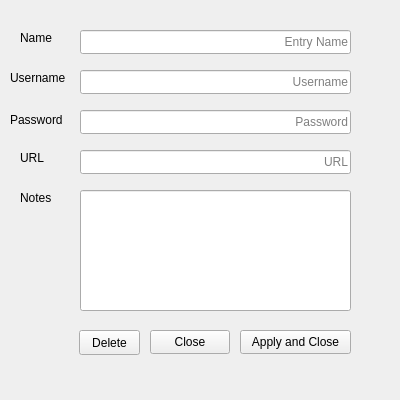
Old version of the form entryviewer.ui in the repository Starflight-code/PassPro.
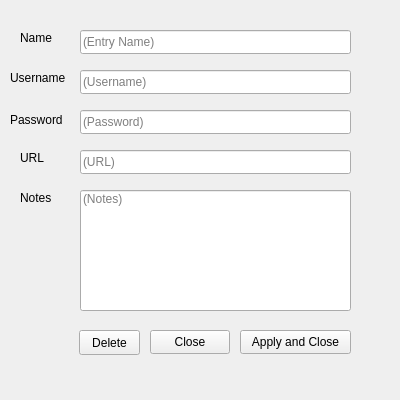
New version of the form. Icons and pictures are not drawn.

Commit message: Reformed the look of the entryviewer.ui to make it look better and more organized. Left justified the text fields and brought the notes field up to the top.

```diff
--- a/entryviewer.ui
+++ b/entryviewer.ui
@@ -62,13 +62,13 @@
     <string/>
    </property>
    <property name="alignment">
-    <set>Qt::AlignRight|Qt::AlignTrailing|Qt::AlignVCenter</set>
+    <set>Qt::AlignLeading|Qt::AlignLeft|Qt::AlignVCenter</set>
    </property>
    <property name="dragEnabled">
     <bool>false</bool>
    </property>
    <property name="placeholderText">
-    <string>Entry Name</string>
+    <string>(Entry Name)</string>
    </property>
   </widget>
   <widget class="QLabel" name="label">
@@ -110,10 +110,10 @@
     <string/>
    </property>
    <property name="alignment">
-    <set>Qt::AlignRight|Qt::AlignTrailing|Qt::AlignVCenter</set>
+    <set>Qt::AlignLeading|Qt::AlignLeft|Qt::AlignVCenter</set>
    </property>
    <property name="placeholderText">
-    <string>Username</string>
+    <string>(Username)</string>
    </property>
   </widget>
   <widget class="QLineEdit" name="Password">
@@ -129,10 +129,10 @@
     <string/>
    </property>
    <property name="alignment">
-    <set>Qt::AlignRight|Qt::AlignTrailing|Qt::AlignVCenter</set>
+    <set>Qt::AlignLeading|Qt::AlignLeft|Qt::AlignVCenter</set>
    </property>
    <property name="placeholderText">
-    <string>Password</string>
+    <string>(Password)</string>
    </property>
   </widget>
   <widget class="QLabel" name="label_3">
@@ -161,10 +161,10 @@
     <string/>
    </property>
    <property name="alignment">
-    <set>Qt::AlignRight|Qt::AlignTrailing|Qt::AlignVCenter</set>
+    <set>Qt::AlignLeading|Qt::AlignLeft|Qt::AlignVCenter</set>
    </property>
    <property name="placeholderText">
-    <string>URL</string>
+    <string>(URL)</string>
    </property>
   </widget>
   <widget class="QLabel" name="label_4">
@@ -202,6 +202,15 @@
      <height>121</height>
     </rect>
    </property>
+   <property name="layoutDirection">
+    <enum>Qt::LeftToRight</enum>
+   </property>
+   <property name="alignment">
+    <set>Qt::AlignLeading|Qt::AlignLeft|Qt::AlignTop</set>
+   </property>
+   <property name="placeholderText">
+    <string>(Notes)</string>
+   </property>
   </widget>
   <widget class="QPushButton" name="Delete">
    <property name="geometry">
```
Left out of the diff: 6 changed lines with no effect on the pictures. The commit also changes 1 other file.
